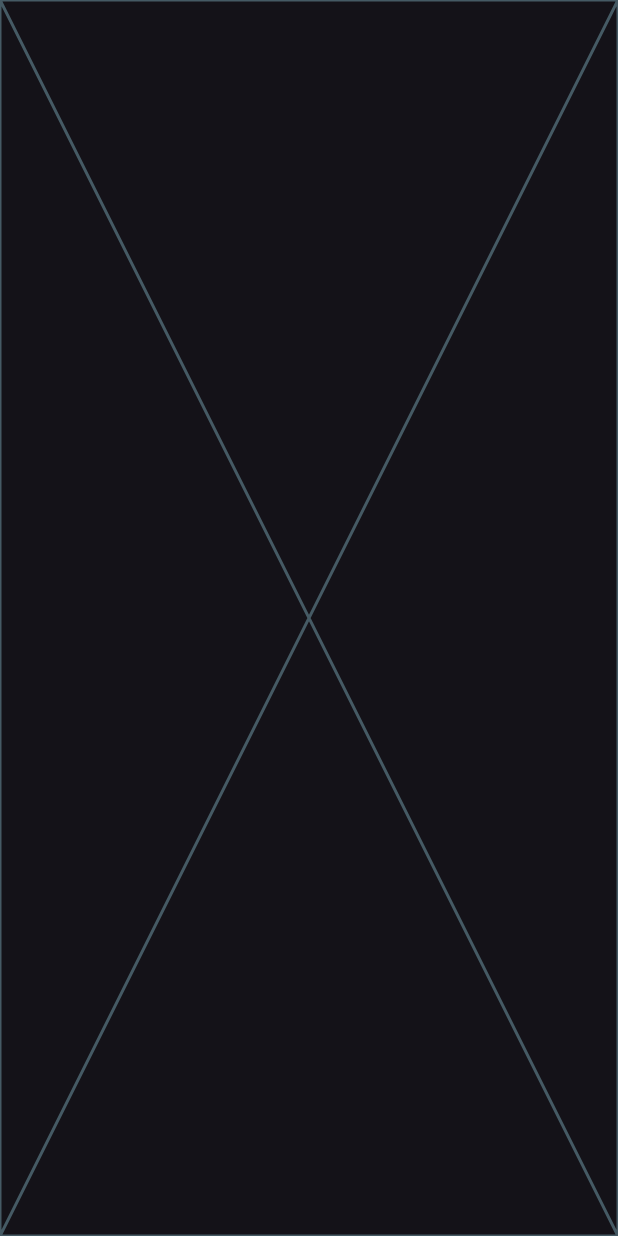
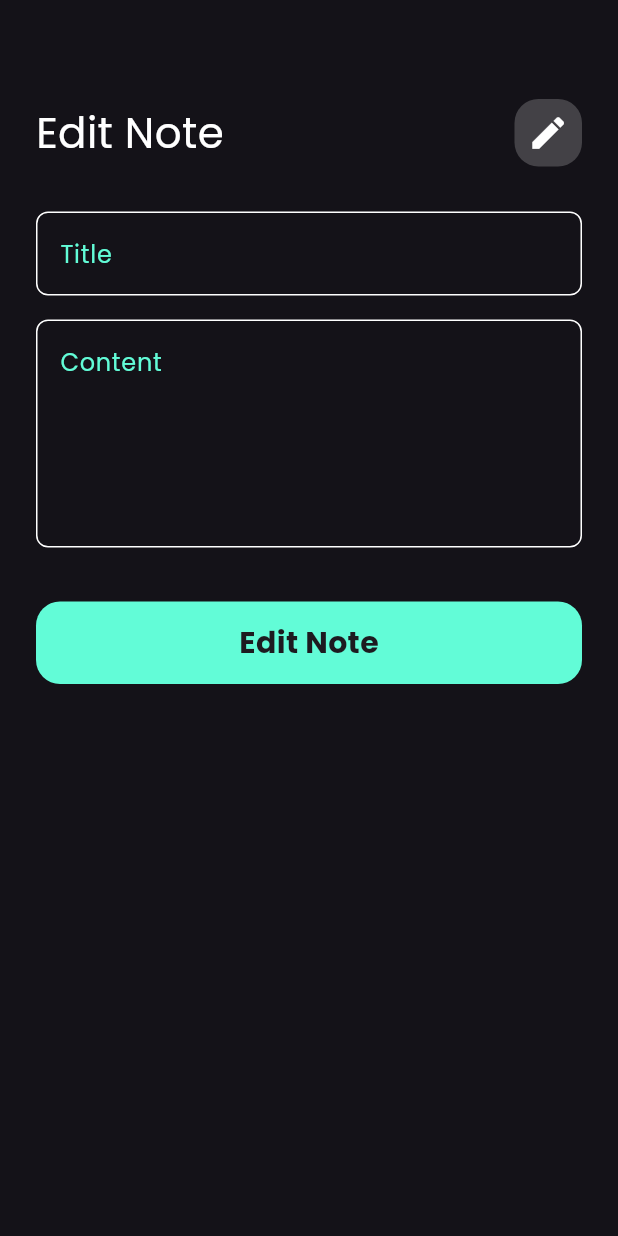
Before and after one commit to Bodeayman/NotesApp, a Flutter app: the screen it shows after launch, scrolled down 191 dp, after a tap on "Flutter Tips", on a phone screen of 412 x 824 dp. Run offline on Flutter 3.47's test engine with Material 3 defaults, Android fonts, the phone set to English and light mode, and no system bars; our stand-ins replace font_awesome_flutter, google_fonts.

Commit message:
Finished the UI , with the Edit note

```diff
--- a/lib/Views/Widgets/add_note_sheet.dart
+++ b/lib/Views/Widgets/add_note_sheet.dart
@@ -30,7 +30,9 @@ class AddNoteSheet extends StatelessWidget {
               hint: "Content",
             ),
             SizedBox(height: 36),
-            CustomAddNoteButton(),
+            CustomAddNoteButton(
+              toDoText: "Add Note",
+            ),
           ],
         ),
       ),
--- a/lib/Views/Widgets/custom_add_note_button.dart
+++ b/lib/Views/Widgets/custom_add_note_button.dart
@@ -2,7 +2,8 @@ import 'package:flutter/material.dart';
 import 'package:to_do_list/constant.dart';
 
 class CustomAddNoteButton extends StatelessWidget {
-  const CustomAddNoteButton({super.key});
+  const CustomAddNoteButton({super.key, required this.toDoText});
+  final String toDoText;
 
   @override
   Widget build(BuildContext context) {
@@ -13,10 +14,10 @@ class CustomAddNoteButton extends StatelessWidget {
       ),
       height: 55,
       width: MediaQuery.of(context).size.width,
-      child: const Center(
+      child: Center(
         child: Text(
-          "Add Note",
-          style: TextStyle(
+          toDoText,
+          style: const TextStyle(
             fontWeight: FontWeight.bold,
             fontSize: 20,
           ),
--- a/lib/Views/Widgets/custom_app_bar.dart
+++ b/lib/Views/Widgets/custom_app_bar.dart
@@ -2,20 +2,23 @@ import 'package:flutter/material.dart';
 import 'package:to_do_list/Views/Widgets/search_icon_button.dart';
 
 class CustomAppBar extends StatelessWidget {
-  const CustomAppBar({super.key});
+  const CustomAppBar({super.key, required this.title, required this.icon_data});
+  final String title;
+  final IconData icon_data;
 
   @override
   Widget build(BuildContext context) {
-    return const Row(
+    return Row(
       children: [
         Text(
-          "Notes",
-          style: TextStyle(
+          title,
+          style: const TextStyle(
             fontSize: 28,
+            color: Colors.white,
           ),
         ),
-        Spacer(),
-        SearchIconButton(),
+        const Spacer(),
+        SearchIconButton(icon_data: icon_data),
       ],
     );
   }
--- a/lib/Views/Widgets/edit_notes_view_body.dart
+++ b/lib/Views/Widgets/edit_notes_view_body.dart
@@ -1,10 +1,43 @@
 import 'package:flutter/material.dart';
+import 'package:to_do_list/Views/Widgets/custom_add_note_button.dart';
+import 'package:to_do_list/Views/Widgets/custom_app_bar.dart';
+import 'package:to_do_list/Views/Widgets/custom_text_field.dart';
 
 class EditNotesViewBody extends StatelessWidget {
   const EditNotesViewBody({super.key});
 
   @override
   Widget build(BuildContext context) {
-    return const Placeholder();
+    return const Padding(
+      padding: EdgeInsets.symmetric(
+        horizontal: 24,
+        vertical: 16,
+      ),
+      child: Column(
+        children: [
+          SizedBox(height: 50),
+          CustomAppBar(
+            title: "Edit Note",
+            icon_data: Icons.edit,
+          ),
+          SizedBox(height: 30),
+          CustomTextField(
+            textLines: 1,
+            hint: "Title",
+          ),
+          SizedBox(
+            height: 16,
+          ),
+          CustomTextField(
+            textLines: 5,
+            hint: "Content",
+          ),
+          SizedBox(height: 36),
+          CustomAddNoteButton(
+            toDoText: "Edit Note",
+          ),
+        ],
+      ),
+    );
   }
 }
--- a/lib/Views/Widgets/notes_view_body.dart
+++ b/lib/Views/Widgets/notes_view_body.dart
@@ -10,7 +10,10 @@ class NotesViewBody extends StatelessWidget {
       padding: const EdgeInsets.symmetric(horizontal: 30, vertical: 15),
       child: Column(
         children: [
-          const CustomAppBar(),
+          const CustomAppBar(
+            title: "Notes",
+            icon_data: Icons.search,
+          ),
           Expanded(
             child: NotesListView(),
           ),
--- a/lib/Views/Widgets/search_icon_button.dart
+++ b/lib/Views/Widgets/search_icon_button.dart
@@ -1,7 +1,8 @@
 import 'package:flutter/material.dart';
 
 class SearchIconButton extends StatelessWidget {
-  const SearchIconButton({super.key});
+  const SearchIconButton({super.key, required this.icon_data});
+  final IconData icon_data;
 
   @override
   Widget build(BuildContext context) {
@@ -12,9 +13,9 @@ class SearchIconButton extends StatelessWidget {
       ),
       height: 45,
       width: 45,
-      child: const Center(
+      child: Center(
         child: Icon(
-          Icons.search,
+          icon_data,
           size: 28,
         ),
       ),
--- a/lib/Views/edit_notes_view.dart
+++ b/lib/Views/edit_notes_view.dart
@@ -6,6 +6,8 @@ class EditNotesView extends StatelessWidget {
 
   @override
   Widget build(BuildContext context) {
-    return const Scaffold(body: EditNotesViewBody());
+    return const Scaffold(
+      body: EditNotesViewBody(),
+    );
   }
 }
```
